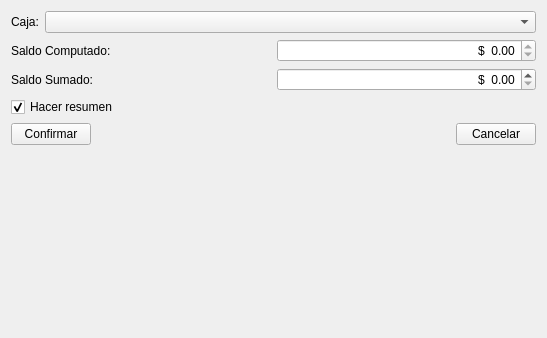
Above: trunk/plugins/caja/FormCierreCajaBase.ui from chungote/gestotux before the change. Below: the same form after it.
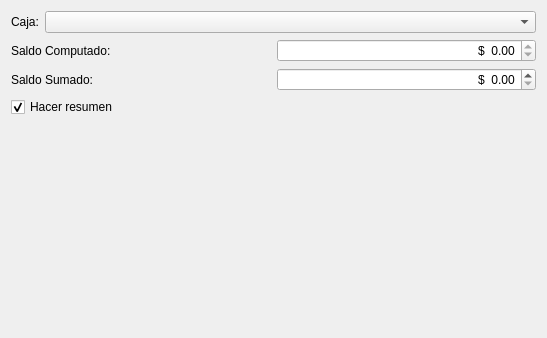
That is the form after the change.

Commit message: - Agregado icono de cuentas corrientes. -Agregados iconos predeterminados. - Arreglado problema con el icono de bandeja del sistema. - Arreglado problema con el splashscreen. - Agregada clase de Renderizacion del cierre de caja. - Agregado metodo para saber el nombre de una caja por su id. - Agregado e implmementado metodo para hacer un cierre de caja. - Agregado metodo para icono e imagen separado en la interfaz del programa. - Terminada renderízación del cierre de caja.

Patch:
```diff
--- a/trunk/plugins/caja/FormCierreCajaBase.ui
+++ b/trunk/plugins/caja/FormCierreCajaBase.ui
@@ -90,37 +90,6 @@
      </property>
     </widget>
    </item>
-   <item>
-    <layout class="QHBoxLayout" name="horizontalLayout_4">
-     <item>
-      <widget class="QPushButton" name="PBConfirmar">
-       <property name="text">
-        <string>Confirmar</string>
-       </property>
-      </widget>
-     </item>
-     <item>
-      <spacer name="horizontalSpacer">
-       <property name="orientation">
-        <enum>Qt::Horizontal</enum>
-       </property>
-       <property name="sizeHint" stdset="0">
-        <size>
-         <width>40</width>
-         <height>20</height>
-        </size>
-       </property>
-      </spacer>
-     </item>
-     <item>
-      <widget class="QPushButton" name="PBCancelar">
-       <property name="text">
-        <string>Cancelar</string>
-       </property>
-      </widget>
-     </item>
-    </layout>
-   </item>
    <item>
     <spacer name="verticalSpacer">
      <property name="orientation">
```
Left out of the diff: 19 changed lines with no effect on the pictures. The commit also changes 33 other files.
